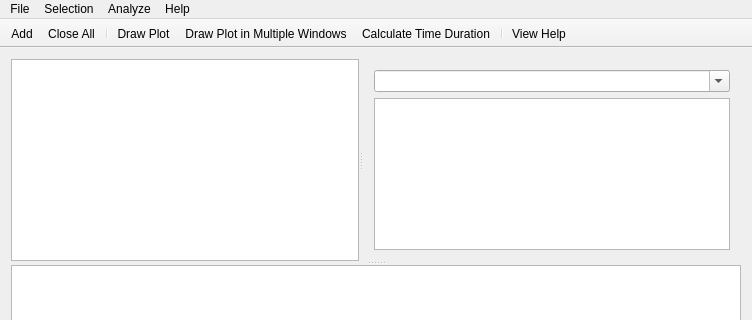
Above: VisualStatistics/mainwindow.ui from kery/MacVisTat before the change; both pictures show x 0 to 752 and y 0 to 320 of the 752 by 458 pixel window. Below: the same form after it.
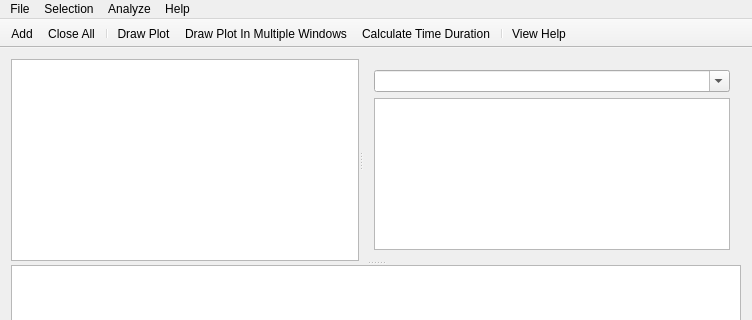
That is the form after the change. Icons and pictures are not drawn.

Commit message: Add user guide and add send sugguestion in about dialog box

Patch:
```diff
--- a/VisualStatistics/mainwindow.ui
+++ b/VisualStatistics/mainwindow.ui
@@ -279,7 +279,7 @@
      <normaloff>:/resource/image/draw_plot_multiple.png</normaloff>:/resource/image/draw_plot_multiple.png</iconset>
    </property>
    <property name="text">
-    <string>Draw Plot in Multiple Windows</string>
+    <string>Draw Plot In Multiple Windows</string>
    </property>
    <property name="toolTip">
     <string>Draw Plot in Multiple Windows</string>
```
Left out of the diff: 2 changed lines with no effect on the pictures. The commit also changes 5 other files.
